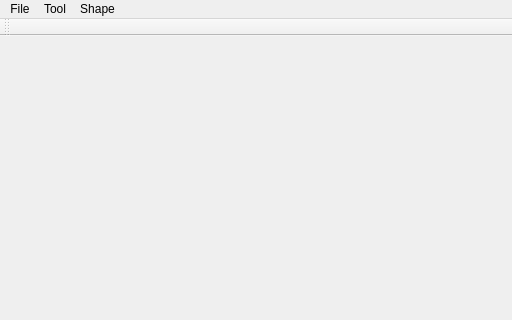
Before: the Qt Designer form SketchBuilding/MainWindow.ui in gnishida/SketchBuilding, drawn with Qt 5; both pictures show x 0 to 512 and y 0 to 320 of the 512 by 565 pixel window.
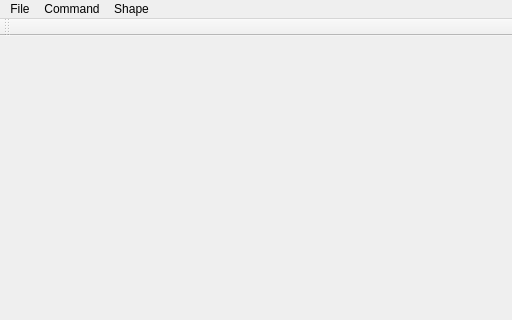
After: the same form once the commit is applied.

```diff
--- a/SketchBuilding/MainWindow.ui
+++ b/SketchBuilding/MainWindow.ui
@@ -35,7 +35,7 @@
    </widget>
    <widget class="QMenu" name="menuTool">
     <property name="title">
-     <string>Tool</string>
+     <string>Command</string>
     </property>
     <addaction name="actionPredict"/>
    </widget>
```
Left out of the diff: 9 changed lines with no effect on the pictures.
